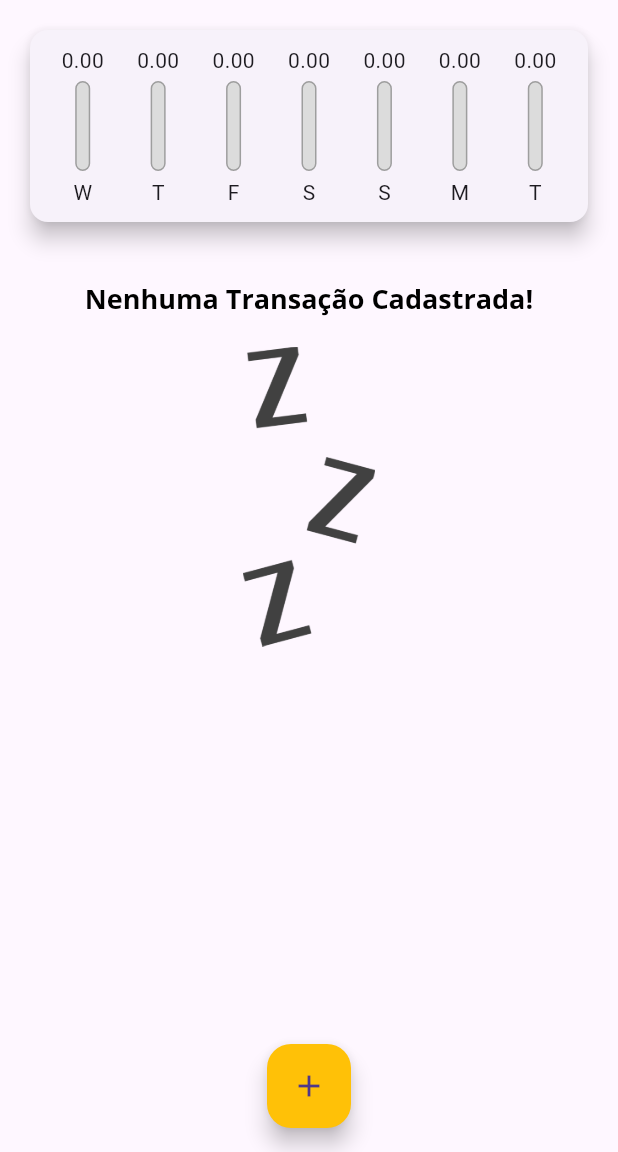
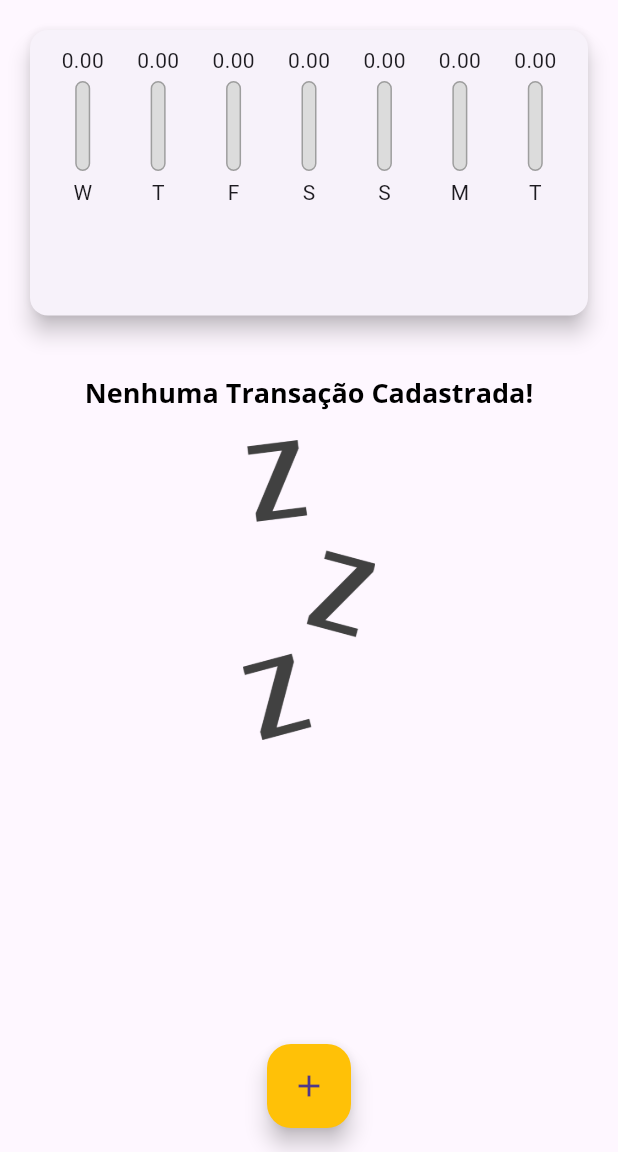
Before and after one commit to netsoncavina/flutter_expenses, a Flutter app: the screen it shows after launch, on a phone screen of 412 x 824 dp, the part 84-1236 px from its top. Run offline on Flutter 3.47's test engine with Material 3 defaults, Android fonts, the phone set to English and light mode, and no system bars.

Commit message:
correção de altura responsiva

```diff
--- a/lib/components/transaction_list.dart
+++ b/lib/components/transaction_list.dart
@@ -9,9 +9,7 @@ class TransactionList extends StatelessWidget {
   final void Function(String) onDelete;
   @override
   Widget build(BuildContext context) {
-    return SizedBox(
-      height: 330,
-      child: transactions.isEmpty
+    return transactions.isEmpty
         ? Column(
             children: [
               const SizedBox(
@@ -70,7 +68,6 @@ class TransactionList extends StatelessWidget {
                       },
                     )),
               );
-              }),
-    );
+            });
   }
 }
--- a/lib/main.dart
+++ b/lib/main.dart
@@ -81,8 +81,7 @@ class _MyHomePageState extends State<MyHomePage> {
 
   @override
   Widget build(BuildContext context) {
-    return Scaffold(
-      appBar: AppBar(
+    final appBar = AppBar(
       title: const Text('Despesas Pessoais'),
       backgroundColor: Theme.of(context).colorScheme.primary,
       actions: <Widget>[
@@ -91,13 +90,19 @@ class _MyHomePageState extends State<MyHomePage> {
           onPressed: () => _openTransactionFormModal(context),
         )
       ],
-      ),
+    );
+
+    final availableHeight = MediaQuery.of(context).size.height - appBar.preferredSize.height - MediaQuery.of(context).padding.top;
+
+    return Scaffold(
+      appBar: appBar,
       body: SingleChildScrollView(
         child: Column(
           crossAxisAlignment: CrossAxisAlignment.stretch,
           children: [
-            Chart(_recentTransactions),
-            TransactionList(transactions: _transactions, onDelete: _deleteTransaction) // TransactionUser()
+            SizedBox(height: availableHeight * 0.3, child: Chart(_recentTransactions)),
+            SizedBox(
+                height: availableHeight * 0.7, child: TransactionList(transactions: _transactions, onDelete: _deleteTransaction)) // TransactionUser()
           ],
         ),
       ),
```
Lines whose indentation alone changed are shown as unchanged.
